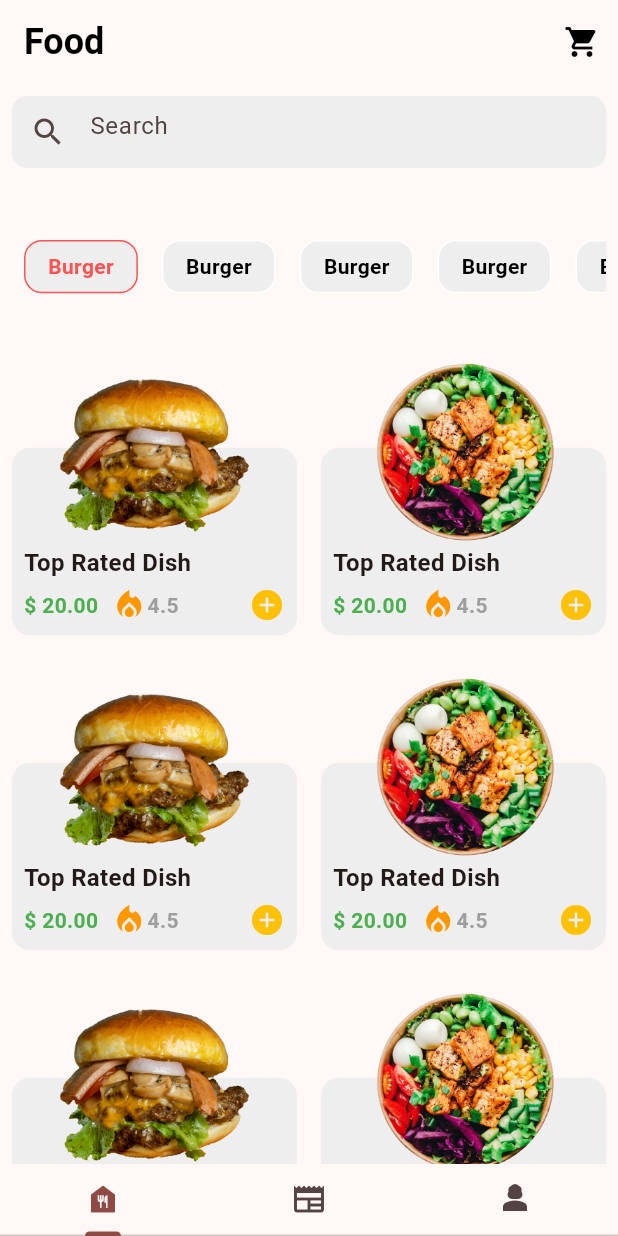
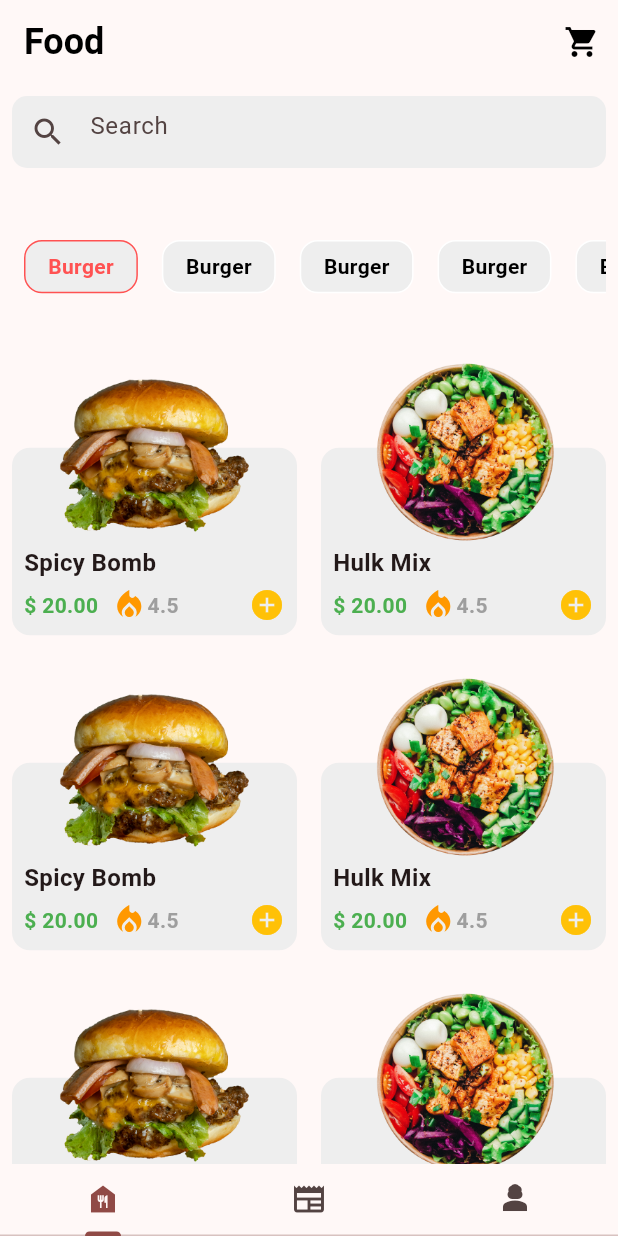
Before and after one commit to Kakon007/food_app_ui_kit, a Flutter app: the screen it shows after launch, on a phone screen of 412 x 824 dp. Run offline on Flutter 3.47's test engine with Material 3 defaults, Android fonts, the phone set to English and light mode, and no system bars; our stand-ins replace flutter_animate.

Commit message:
name chnages

```diff
--- a/lib/view/food/widgets/product_view.dart
+++ b/lib/view/food/widgets/product_view.dart
@@ -46,8 +46,8 @@ class _ProductListViewState extends State<ProductListView> {
                     decoration: BoxDecoration(
                         borderRadius: BorderRadius.circular(12),
                         color: Colors.grey[200]),
-                    child: const Padding(
-                      padding: EdgeInsets.all(8.0),
+                    child: Padding(
+                      padding: const EdgeInsets.all(8.0),
                       child: Row(
                         mainAxisAlignment: MainAxisAlignment.spaceBetween,
                         children: [
@@ -56,14 +56,18 @@ class _ProductListViewState extends State<ProductListView> {
                             mainAxisAlignment: MainAxisAlignment.end,
                             children: [
                               Text(
-                                'Top Rated Dish',
-                                style: TextStyle(
+                                index % 2 == 0
+                                    ? 'Spicy Bomb \n Burger'
+                                    : 'Hulk Mix \n Platter',
+                                maxLines: 1,
+                                overflow: TextOverflow.ellipsis,
+                                style: const TextStyle(
                                     fontSize: 16, fontWeight: FontWeight.bold),
                               ),
-                              SizedBox(
+                              const SizedBox(
                                 height: 5,
                               ),
-                              Row(
+                              const Row(
                                 children: [
                                   Text(
                                     '\$ 20.00 ',
@@ -90,7 +94,7 @@ class _ProductListViewState extends State<ProductListView> {
                               )
                             ],
                           ),
-                          Align(
+                          const Align(
                             alignment: Alignment.bottomCenter,
                             child: Icon(
                               Icons.add_circle,
```
